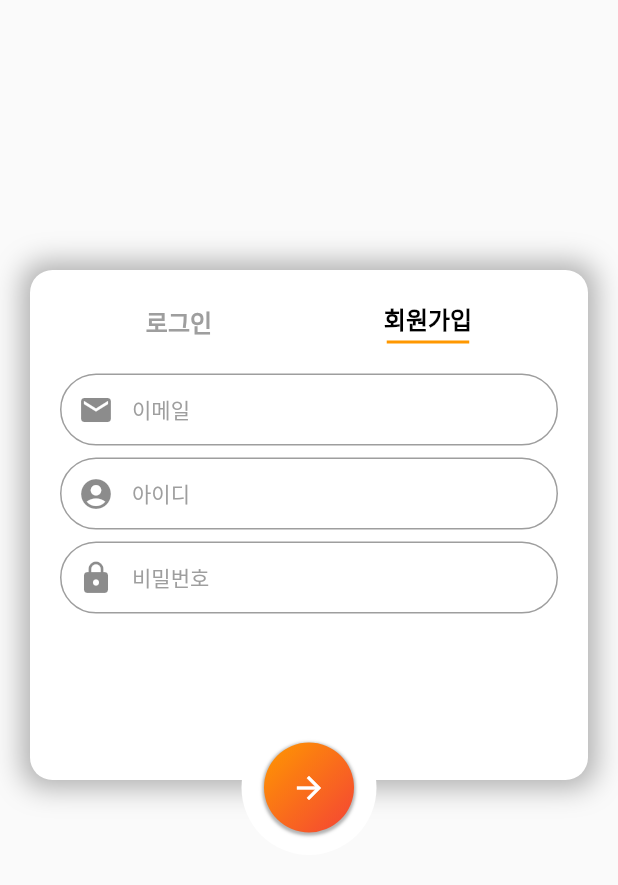
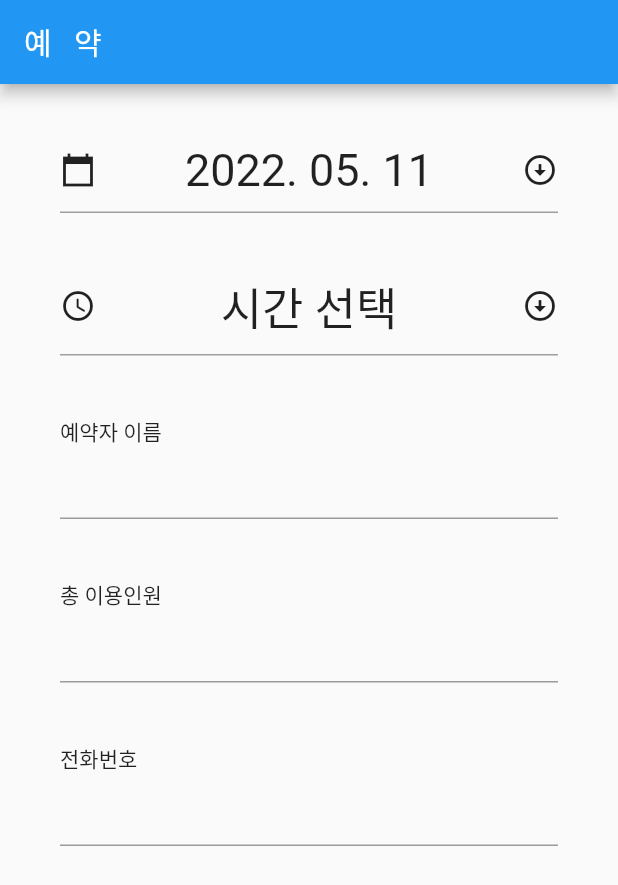
Before and after one commit to ImUB/Football, a Flutter app: the screen it shows after launch, on a phone screen of 412 x 824 dp. Shown: the top 885 px of the screen. Run offline on Flutter 3.47's test engine with Material 2 defaults, Android fonts, the phone set to English and light mode, and no system bars; our stand-ins replace cloud_firestore, firebase_auth, firebase_core; accounts and stored records are empty.

Commit message:
예약 페이지 구현

```diff
--- a/lib/main.dart
+++ b/lib/main.dart
@@ -1,5 +1,8 @@
+import 'package:firebase_auth/firebase_auth.dart';
 import 'package:flutter/material.dart';
 import 'package:firebase_core/firebase_core.dart';
+import 'package:football/screens/BookingPage.dart';
+import 'package:football/screens/main_screen.dart';
 import 'package:football/screens/sign_screen.dart';
 
 main() async{
@@ -26,7 +29,19 @@ class MyApp extends StatelessWidget {
   Widget build(BuildContext context) {
     return MaterialApp(
       title: 'Football App',
-      home: Signscreen(),
+      home: BookingPage(),
+      // home: StreamBuilder(
+      //   stream: FirebaseAuth.instance.authStateChanges(),
+      //   builder: (context, snapshot){
+      //     if(snapshot.hasData) {
+      //       if(FirebaseAuth.instance.currentUser?.emailVerified ==
+      //       true) {
+      //         return MainScreen();
+      //       }
+      //     }
+      //     return Signscreen();
+      //   },
+      // )
     );
   }
 }
--- /dev/null
+++ b/lib/screens/BookingPage.dart
@@ -0,0 +1,222 @@
+import 'package:flutter/material.dart';
+
+class BookingPage extends StatefulWidget {
+  BookingPage({Key? key}) : super(key: key);
+
+  @override
+  State<BookingPage> createState() => _BookingPageState();
+}
+
+class _BookingPageState extends State<BookingPage> {
+  Widget timeTable = SizedBox(
+      width: double.infinity,
+      child: Column(
+        crossAxisAlignment: CrossAxisAlignment.center,
+        children: [
+          Row(
+            children: [
+              Container(
+                width: 100,
+                padding: EdgeInsets.all(5.0),
+                child: OutlinedButton(
+                    onPressed: () {}, child: const Text('06:00')),
+              ),
+              Container(
+                width: 100,
+                padding: EdgeInsets.all(5.0),
+                child: OutlinedButton(
+                    onPressed: () {}, child: const Text('07:00')),
+              ),
+              Container(
+                width: 100,
+                padding: EdgeInsets.all(5.0),
+                child: OutlinedButton(
+                    onPressed: () {}, child: const Text('08:00')),
+              ),
+              Container(
+                width: 100,
+                padding: EdgeInsets.all(5.0),
+                child: OutlinedButton(
+                    onPressed: () {}, child: const Text('09:00')),
+              ),
+              Container(
+                width: 100,
+                padding: EdgeInsets.all(5.0),
+                child: OutlinedButton(
+                    onPressed: () {}, child: const Text('10:00')),
+              ),
+            ],
+          ),
+          Row(
+            children: [
+              Container(
+                width: 100,
+                padding: EdgeInsets.all(5.0),
+                child: OutlinedButton(
+                    onPressed: () {}, child: const Text('11:00')),
+              ),
+              Container(
+                width: 100,
+                padding: EdgeInsets.all(5.0),
+                child: OutlinedButton(
+                    onPressed: () {}, child: const Text('12:00')),
+              ),
+              Container(
+                width: 100,
+                padding: EdgeInsets.all(5.0),
+                child: OutlinedButton(
+                    onPressed: () {}, child: const Text('13:00')),
+              ),
+              Container(
+                width: 100,
+                padding: EdgeInsets.all(5.0),
+                child: OutlinedButton(
+                    onPressed: () {}, child: const Text('14:00')),
+              ),
+              Container(
+                width: 100,
+                padding: EdgeInsets.all(5.0),
+                child: OutlinedButton(
+                    onPressed: () {}, child: const Text('15:00')),
+              ),
+            ],
+          ),
+          Row(
+            children: [
+              Container(
+                width: 100,
+                padding: EdgeInsets.all(5.0),
+                child: OutlinedButton(
+                    onPressed: () {}, child: const Text('16:00')),
+              ),
+              Container(
+                width: 100,
+                padding: EdgeInsets.all(5.0),
+                child: OutlinedButton(
+                    onPressed: () {}, child: const Text('17:00')),
+              ),
+              Container(
+                width: 100,
+                padding: EdgeInsets.all(5.0),
+                child: OutlinedButton(
+                    onPressed: () {}, child: const Text('18:00')),
+              ),
+              Container(
+                width: 100,
+                padding: EdgeInsets.all(5.0),
+                child: OutlinedButton(
+                    onPressed: () {}, child: const Text('19:00')),
+              ),
+              Container(
+                width: 100,
+                padding: EdgeInsets.all(5.0),
+                child: OutlinedButton(
+                    onPressed: () {}, child: const Text('20:00')),
+              ),
+            ],
+          ),
+          Row(
+            children: [
+              Container(
+                width: 100,
+                padding: EdgeInsets.all(5.0),
+                child: OutlinedButton(
+                    onPressed: () {}, child: const Text('21:00')),
+              ),
+              Container(
+                width: 100,
+                padding: EdgeInsets.all(5.0),
+                child: OutlinedButton(
+                    onPressed: () {}, child: const Text('22:00')),
+              ),
+              Container(
+                width: 100,
+                padding: EdgeInsets.all(5.0),
+                child: OutlinedButton(
+                    onPressed: () {}, child: const Text('23:00')),
+              ),
+              Container(
+                width: 100,
+                padding: EdgeInsets.all(5.0),
+                child: OutlinedButton(
+                    onPressed: () {}, child: const Text('24:00')),
+              ),
+              Container(
+                width: 100,
+                padding: EdgeInsets.all(5.0),
+                child: OutlinedButton(
+                    onPressed: () {}, child: const Text('25:00')),
+              ),
+            ],
+          ),
+        ],
+      ));
+
+  @override
+  Widget build(BuildContext context) {
+    return Scaffold(
+        appBar: AppBar(title: Text('예   약')),
+        body: Container(
+          padding: EdgeInsets.only(left: 40, right: 40),
+          child: Column(
+            crossAxisAlignment: CrossAxisAlignment.center,
+            children: [
+              Container(
+                alignment: Alignment.center,
+                padding: EdgeInsets.only(top: 40, bottom: 10),
+                decoration: BoxDecoration(
+                  border: Border(bottom: BorderSide(color: Colors.grey)),
+                ),
+                child: Row(
+                  mainAxisAlignment: MainAxisAlignment.spaceBetween,
+                  children: [
+                    Icon(Icons.calendar_today_sharp),
+                    Text(
+                      "2022. 05. 11",
+                      textAlign: TextAlign.center,
+                      style: TextStyle(fontSize: 30),
+                    ),
+                    Icon(Icons.arrow_circle_down),
+                  ],
+                ),
+              ),
+              Container(
+                alignment: Alignment.center,
+                padding: EdgeInsets.only(top: 40, bottom: 10),
+                decoration: BoxDecoration(
+                  border: Border(bottom: BorderSide(color: Colors.grey)),
+                ),
+                child: Row(
+                  mainAxisAlignment: MainAxisAlignment.spaceBetween,
+                  children: [
+                    Icon(Icons.access_time_rounded),
+                    Text(
+                      "시간 선택",
+                      textAlign: TextAlign.center,
+                      style: TextStyle(fontSize: 30),
+                    ),
+                    Icon(Icons.arrow_circle_down),
+                  ],
+                ),
+              ),
+              Container(
+                padding: EdgeInsets.only(top: 40, bottom: 10),
+                child: Column(
+                  crossAxisAlignment: CrossAxisAlignment.start,
+                  children: [
+                    Text('예약자 이름'),
+                    TextField(),
+                    Padding(padding: EdgeInsets.only(top: 40)),
+                    Text('총 이용인원'),
+                    TextField(),
+                    Padding(padding: EdgeInsets.only(top: 40)),
+                    Text('전화번호'),
+                    TextField()
+                  ],
+                ),
+              )
+            ],
+          ),
+        ));
+  }
+}
--- a/pubspec.yaml
+++ b/pubspec.yaml
@@ -36,6 +36,9 @@ dependencies:
   cloud_firestore: ^3.1.10
   firebase_auth: ^3.3.11
   provider: ^6.0.2
+  firebase_storage: ^10.2.17
+  image_picker: ^0.8.5+3
+  calendar_calendar: ^1.0.0
 
 dev_dependencies:
   flutter_test:
```
Also changed, not shown: lib/screens/PostList.dart (added, +59 -0 lines), lib/screens/explainPage.dart (added, +73 -0 lines), lib/screens/main_screen.dart (+43 -11 lines), lib/screens/sign_screen.dart (+79 -40 lines), lib/screens/PurchasePage.dart (added), pubspec.lock, 12 other files.
